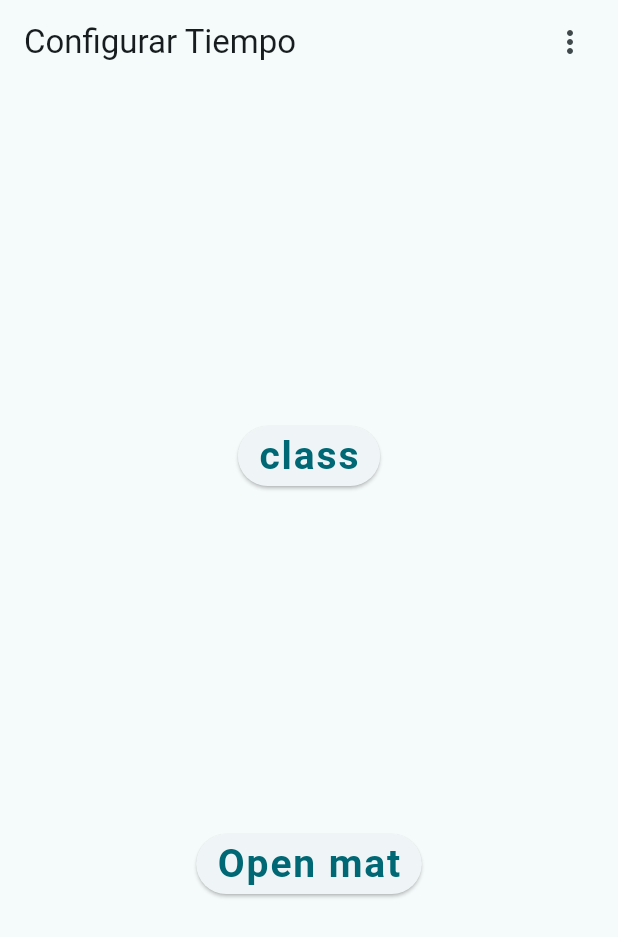
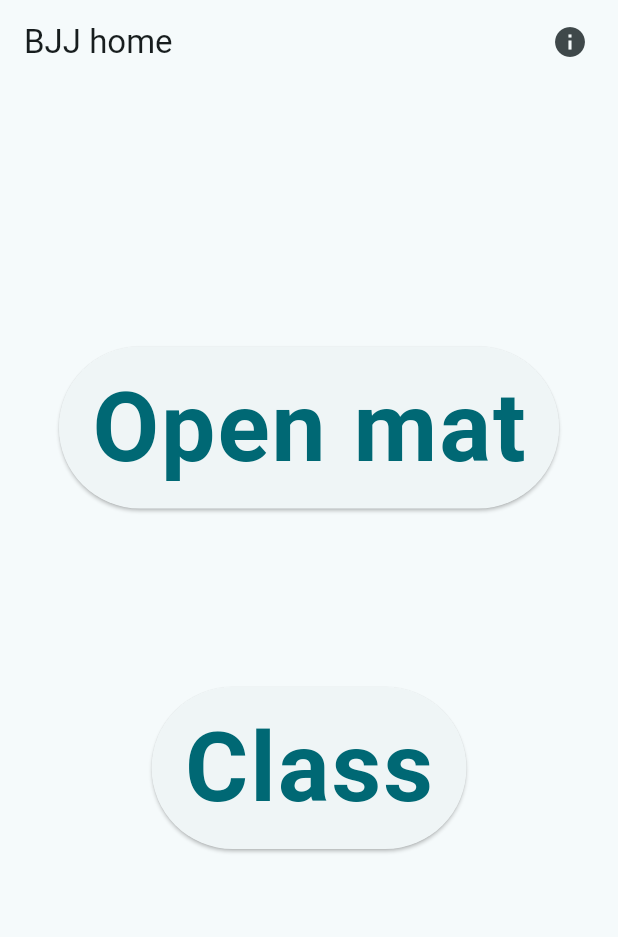
Before and after one commit to CYBERCRACK2/BJJ_timer, a Flutter app: the screen it shows after launch, on a phone screen of 412 x 824 dp. Shown: the top 937 px of the screen. Run offline on Flutter 3.47's test engine with Material 3 defaults, Android fonts, the phone set to English and light mode, and no system bars; our stand-ins replace audioplayers, wakelock_plus; Roboto replaces fonts that are missing (Verdana).

Commit message:
Refactor UI components in main, absolute_home, bjj_class_home, bjj_timer_home, and info screens for improved navigation and layout

```diff
--- a/lib/main.dart
+++ b/lib/main.dart
@@ -1,5 +1,5 @@
 import 'package:bjj_timer/screens/absolute_home.dart';
-import 'package:bjj_timer/screens/bjj_timer_home.dart';
+import 'package:bjj_timer/screens/info.dart';
 import 'package:flutter/material.dart';
 import 'core/app_theme.dart';
 
@@ -18,14 +18,23 @@ class MainApp extends StatelessWidget {
       darkTheme: BjjTheme.darkTheme,
       home: Scaffold(
         appBar: AppBar(
-          title: Text("Configurar Tiempo", textAlign: TextAlign.center),
+          title: Text("BJJ home", textAlign: TextAlign.center),
           actions: [
-            Padding(
-              padding: const EdgeInsets.all(8.0),
-              child: IconButton(
-                onPressed: () => {},
-                icon: Icon(Icons.more_vert),
-              ),
+            Builder(
+              builder: (context) {
+                return Padding(
+                  padding: const EdgeInsets.all(8.0),
+                  child: IconButton(
+                    onPressed: () {
+                      Navigator.push(
+                        context,
+                        MaterialPageRoute(builder: (context) => Info()),
+                      );
+                    },
+                    icon: Icon(Icons.info),
+                  ),
+                );
+              },
             ),
           ],
         ),
--- a/lib/screens/absolute_home.dart
+++ b/lib/screens/absolute_home.dart
@@ -1,19 +1,67 @@
+import 'package:bjj_timer/screens/bjj_class_home.dart';
+import 'package:bjj_timer/screens/bjj_timer_home.dart';
 import 'package:flutter/material.dart';
+import 'dart:math';
 
 class AbsoluteHome extends StatelessWidget {
   const AbsoluteHome({super.key});
 
   @override
   Widget build(BuildContext context) {
-    return Center(
-      child: Column(
-        mainAxisAlignment: MainAxisAlignment.spaceEvenly,
-        crossAxisAlignment: CrossAxisAlignment.center,
-        children: [
-          ElevatedButton(onPressed: () => {}, child: Text("class")),
-          ElevatedButton(onPressed: () => {}, child: Text("Open mat")),
-        ],
+    return Scaffold(
+      appBar: AppBar(),
+      body: Center(
+        child: Column(
+          mainAxisAlignment: MainAxisAlignment.spaceEvenly,
+          crossAxisAlignment: CrossAxisAlignment.center,
+          children: [
+            ModeSelect(
+              name: "Open mat",
+              onPressed: () {
+                Navigator.push(
+                  context,
+                  MaterialPageRoute(builder: (context) => BjjTimerHome()),
+                );
+              },
+            ),
+            ModeSelect(
+              name: "Class",
+              onPressed: () {
+                Navigator.push(
+                  context,
+                  MaterialPageRoute(builder: (context) => BjjClassHome()),
+                );
+              },
+            ),
+            SizedBox(height: 20),
+          ],
+        ),
       ),
     );
   }
 }
+
+// Boton para seleccionar un modo
+class ModeSelect extends StatelessWidget {
+  final Function() onPressed;
+  final String name;
+
+  const ModeSelect({super.key, required this.onPressed, required this.name});
+
+  @override
+  Widget build(BuildContext context) {
+    final double screenWidth = MediaQuery.of(context).size.width;
+    final double screenHeight = (MediaQuery.of(context).size.height);
+    final num resolution = sqrt(pow(screenWidth, 2) + pow(screenHeight, 2));
+
+    return FittedBox(
+      child: ElevatedButton(
+        onPressed: onPressed,
+        child: Padding(
+          padding: const EdgeInsets.all(8.0),
+          child: Text(name, style: TextStyle(fontSize: 0.07 * resolution)),
+        ),
+      ),
+    );
+  }
+}
--- a/lib/screens/bjj_timer_home.dart
+++ b/lib/screens/bjj_timer_home.dart
@@ -16,7 +16,9 @@ class _BjjTimerHomeState extends State<BjjTimerHome> {
 
   @override
   Widget build(BuildContext context) {
-    return Column(
+    return Scaffold(
+      appBar: AppBar(),
+      body: Column(
         children: [
           Expanded(
             child: GridView.extent(
@@ -67,6 +69,7 @@ class _BjjTimerHomeState extends State<BjjTimerHome> {
             rondas: rondas,
           ),
         ],
+      ),
     );
   }
 }
```
Also changed, not shown: lib/screens/bjj_class_home.dart (+18 -3 lines), lib/screens/info.dart (+24 -2 lines). Lines whose indentation alone changed are shown as unchanged.
